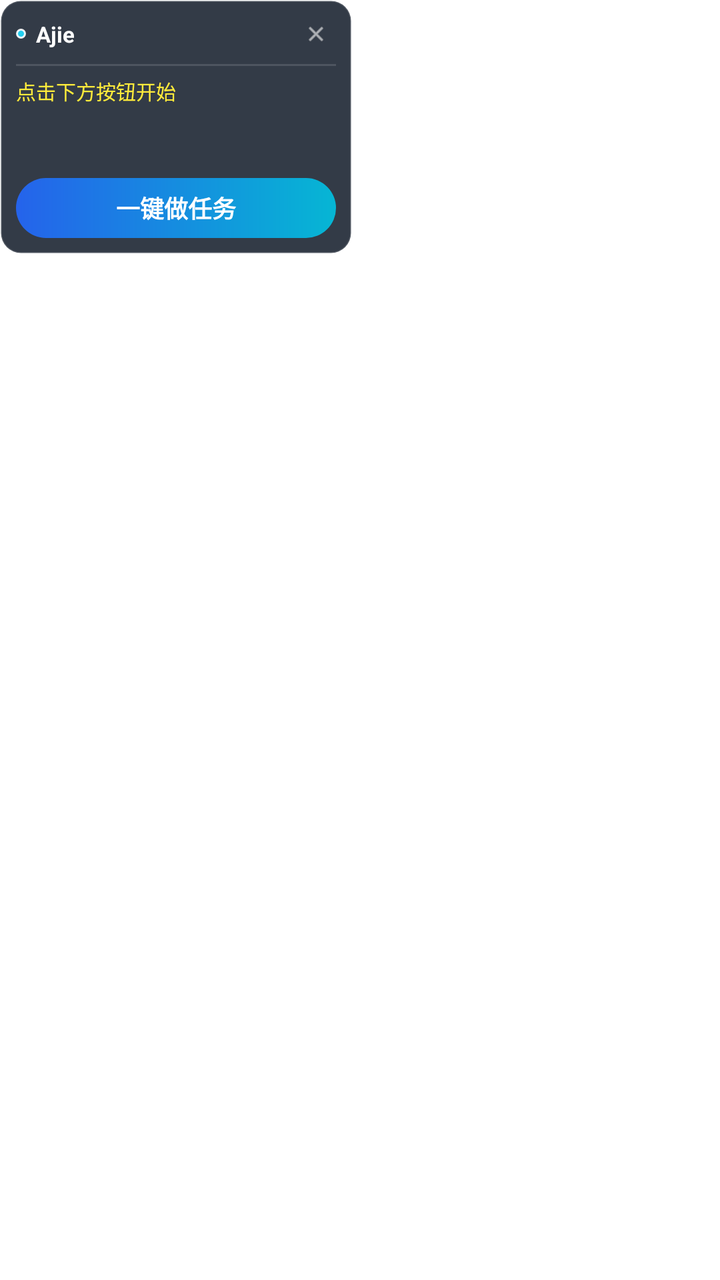
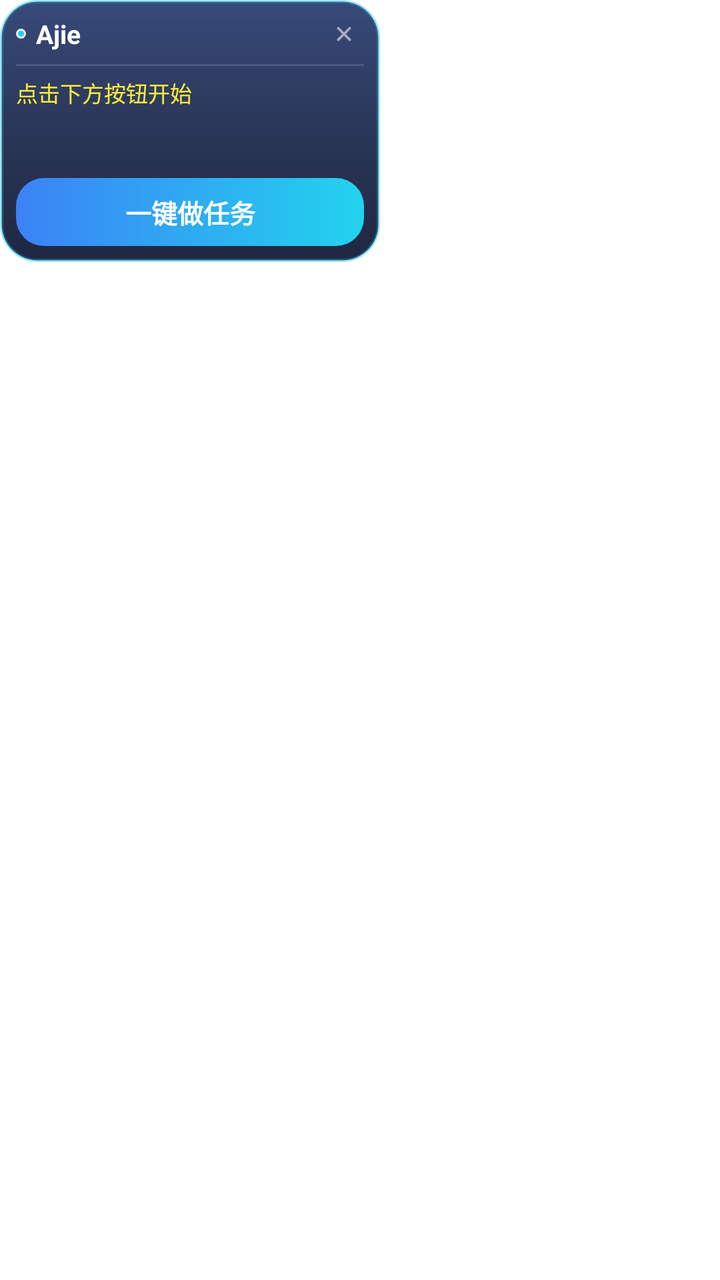

Two renders of the same Android screen: before a commit and after it. Below are the layout's source before the change and the commit's diff.
<!-- AndroidManifest.xml: application theme Theme.TaskHelper -->
<!-- res/layout/layout_window_float.xml -->
<?xml version="1.0" encoding="utf-8"?>
<RelativeLayout xmlns:android="http://schemas.android.com/apk/res/android"
    android:layout_width="wrap_content"
    android:layout_height="wrap_content">

    <LinearLayout
        android:id="@+id/ll_dot_container"
        android:layout_width="38dp"
        android:layout_height="38dp"
        android:background="@drawable/bg_float_dot_new"
        android:elevation="6dp"
        android:gravity="center"
        android:visibility="gone">

        <TextView
            android:id="@+id/tv_dot"
            android:layout_width="wrap_content"
            android:layout_height="wrap_content"
            android:text="J"
            android:textColor="#FFFFFF"
            android:textSize="14sp"
            android:textStyle="bold" />
    </LinearLayout>

    <LinearLayout
        android:id="@+id/ll_expanded"
        android:layout_width="176dp"
        android:layout_height="wrap_content"
        android:background="@drawable/bg_float_panel"
        android:elevation="6dp"
        android:orientation="vertical"
        android:paddingStart="8dp"
        android:paddingTop="7dp"
        android:paddingEnd="8dp"
        android:paddingBottom="8dp">

        <LinearLayout
            android:layout_width="match_parent"
            android:layout_height="wrap_content"
            android:gravity="center_vertical"
            android:orientation="horizontal">

            <View
                android:layout_width="5dp"
                android:layout_height="5dp"
                android:layout_marginEnd="5dp"
                android:background="@drawable/bg_float_dot_new" />

            <TextView
                android:layout_width="0dp"
                android:layout_height="wrap_content"
                android:layout_weight="1"
                android:text="Ajie"
                android:textColor="#FFFFFF"
                android:textSize="11sp"
                android:textStyle="bold" />

            <ImageView
                android:id="@+id/img_close"
                android:layout_width="20dp"
                android:layout_height="20dp"
                android:background="?android:attr/selectableItemBackgroundBorderless"
                android:padding="4dp"
                android:scaleType="centerInside"
                android:src="@android:drawable/ic_menu_close_clear_cancel"
                android:tint="#CCFFFFFF" />
        </LinearLayout>

        <View
            android:layout_width="match_parent"
            android:layout_height="1dp"
            android:layout_marginTop="5dp"
            android:layout_marginBottom="5dp"
            android:background="#22FFFFFF" />

        <TextView
            android:id="@+id/tv_status"
            android:layout_width="match_parent"
            android:layout_height="wrap_content"
            android:ellipsize="end"
            android:gravity="start"
            android:lineSpacingExtra="1dp"
            android:maxLines="4"
            android:minHeight="45dp"
            android:text="点击下方按钮开始"
            android:textColor="#FFEB3B"
            android:textSize="10sp" />

        <TextView
            android:id="@+id/tv_action"
            android:layout_width="match_parent"
            android:layout_height="30dp"
            android:layout_marginTop="6dp"
            android:background="@drawable/bg_float_action"
            android:gravity="center"
            android:text="一键做任务"
            android:textColor="#FFFFFF"
            android:textSize="12sp"
            android:textStyle="bold" />
    </LinearLayout>
</RelativeLayout>
<!-- resources referenced by this layout -->
<resources>
  <!-- drawable bg_float_action (drawable) -->
  <?xml version="1.0" encoding="utf-8"?>
  <shape xmlns:android="http://schemas.android.com/apk/res/android"
      android:shape="rectangle">
      <gradient
          android:angle="0"
          android:startColor="#2563EB"
          android:endColor="#06B6D4" />
      <corners android:radius="15dp" />
  </shape>
  <!-- drawable bg_float_dot_new (drawable) -->
  <?xml version="1.0" encoding="utf-8"?>
  <shape xmlns:android="http://schemas.android.com/apk/res/android"
      android:shape="oval">
      <gradient
          android:type="radial"
          android:gradientRadius="48"
          android:startColor="#22D3EE"
          android:endColor="#2563EB" />
      <stroke android:width="1dp" android:color="#E6FFFFFF" />
  </shape>
  <!-- drawable bg_float_panel (drawable) -->
  <?xml version="1.0" encoding="utf-8"?>
  <shape xmlns:android="http://schemas.android.com/apk/res/android"
      android:shape="rectangle">
      <solid android:color="#E61D2633" />
      <corners android:radius="10dp" />
      <stroke android:width="1dp" android:color="#26FFFFFF" />
  </shape>
  <style name="Theme.TaskHelper" parent="Theme.MaterialComponents.Light.NoActionBar">
          <item name="colorPrimary">#3B5BDB</item>
          <item name="colorPrimaryVariant">#1A2A6B</item>
          <item name="colorOnPrimary">#FFFFFF</item>
          <item name="colorSecondary">#26A69A</item>
          <item name="colorSecondaryVariant">#00897B</item>
          <item name="colorOnSecondary">#FFFFFF</item>
          <item name="android:statusBarColor">#1A2A6B</item>
      </style>
</resources>

<!-- the commit's change to res/layout/layout_window_float.xml (unified diff, before → after) -->
@@ -24,7 +24,7 @@
 
     <LinearLayout
         android:id="@+id/ll_expanded"
-        android:layout_width="176dp"
+        android:layout_width="190dp"
         android:layout_height="wrap_content"
         android:background="@drawable/bg_float_panel"
         android:elevation="6dp"
@@ -52,7 +52,7 @@
                 android:layout_weight="1"
                 android:text="Ajie"
                 android:textColor="#FFFFFF"
-                android:textSize="11sp"
+                android:textSize="13sp"
                 android:textStyle="bold" />
 
             <ImageView
@@ -84,18 +84,18 @@
             android:minHeight="45dp"
             android:text="点击下方按钮开始"
             android:textColor="#FFEB3B"
-            android:textSize="10sp" />
+            android:textSize="11sp" />
 
         <TextView
             android:id="@+id/tv_action"
             android:layout_width="match_parent"
-            android:layout_height="30dp"
+            android:layout_height="34dp"
             android:layout_marginTop="6dp"
             android:background="@drawable/bg_float_action"
             android:gravity="center"
             android:text="一键做任务"
             android:textColor="#FFFFFF"
-            android:textSize="12sp"
+            android:textSize="13sp"
             android:textStyle="bold" />
     </LinearLayout>
 </RelativeLayout>
<!-- resource entries referenced after the edit -->
@@ -6,9 +6,9 @@
       android:shape="rectangle">
       <gradient
           android:angle="0"
-          android:startColor="#2563EB"
-          android:endColor="#06B6D4" />
-      <corners android:radius="15dp" />
+          android:startColor="#3B82F6"
+          android:endColor="#22D3EE" />
+      <corners android:radius="14dp" />
   </shape>
   <!-- drawable bg_float_dot_new (drawable) -->
   <?xml version="1.0" encoding="utf-8"?>
@@ -25,9 +25,14 @@
   <?xml version="1.0" encoding="utf-8"?>
   <shape xmlns:android="http://schemas.android.com/apk/res/android"
       android:shape="rectangle">
-      <solid android:color="#E61D2633" />
-      <corners android:radius="10dp" />
-      <stroke android:width="1dp" android:color="#26FFFFFF" />
+      <gradient
+          android:angle="270"
+          android:startColor="#F02C3E72"
+          android:centerColor="#F01D2A4D"
+          android:endColor="#F0111A36"
+          android:type="linear" />
+      <corners android:radius="18dp" />
+      <stroke android:width="1.5dp" android:color="#5906B6D4" />
   </shape>
   <style name="Theme.TaskHelper" parent="Theme.MaterialComponents.Light.NoActionBar">
           <item name="colorPrimary">#3B5BDB</item>
